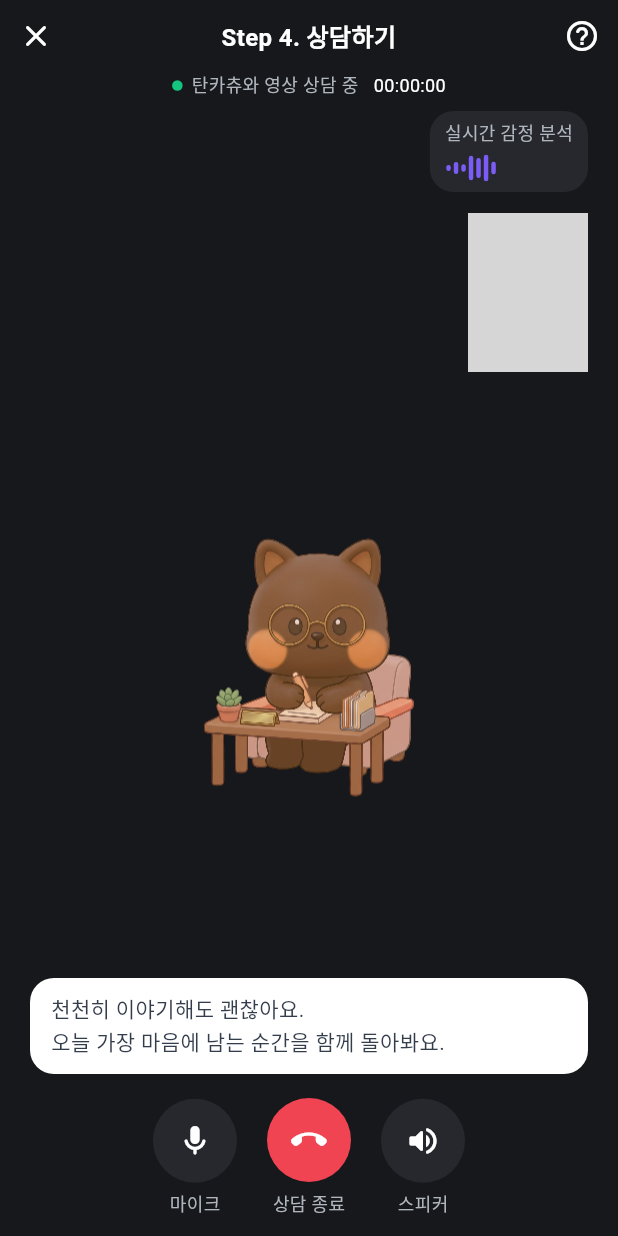
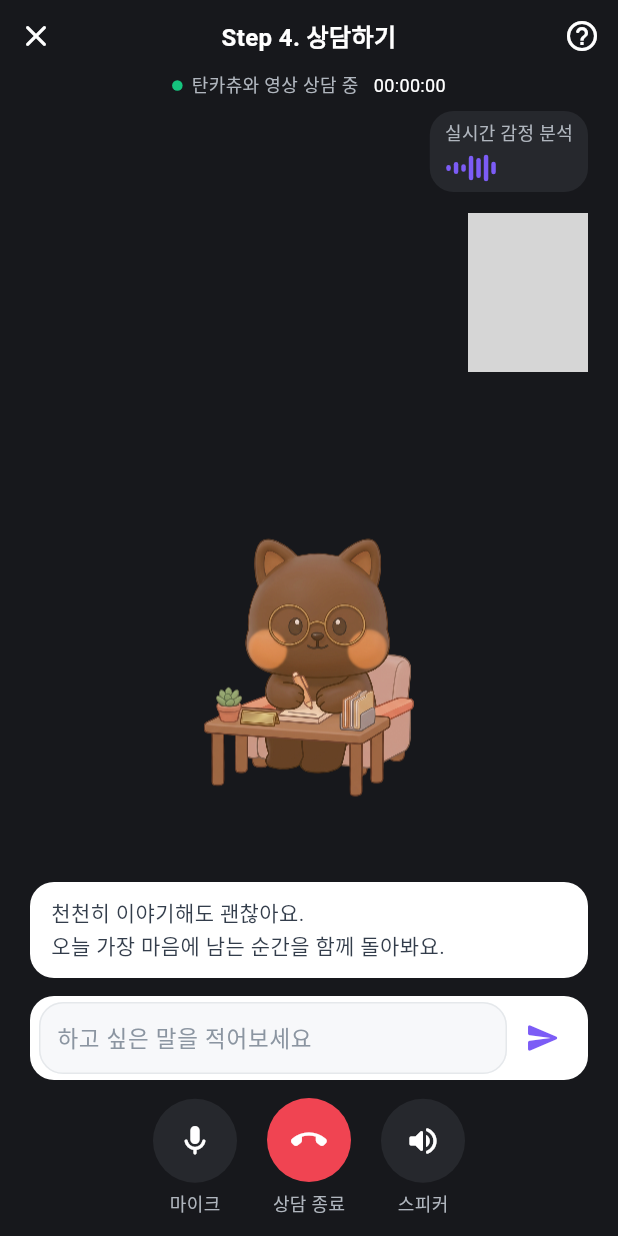
Before and after one commit to Team-SaGoMugChi/sagomugchi-frontend, a Flutter app: the DiaryStep4CounselCallScreen screen opened by its route, on a phone screen of 412 x 824 dp. Run offline on Flutter 3.47's test engine with Material 3 defaults, Android fonts, the light colour scheme and no system bars; drawn by our look-alikes of camera; our stand-ins replace cloud_firestore, dio, firebase_auth, firebase_core, flutter_riverpod, flutter_tts and 7 more; missing offline and left inert: kakao_flutter_sdk_user, record; accounts and stored records are empty; grey boxes are pictures that could not be loaded.

Commit message:
feat: Step4 상담 화면 대화 연결 (#15)

```diff
--- a/lib/features/diary/presentation/screens/diary_step4_counsel_call_screen.dart
+++ b/lib/features/diary/presentation/screens/diary_step4_counsel_call_screen.dart
@@ -1,4 +1,5 @@
 import 'package:flutter/material.dart';
+import 'package:flutter_riverpod/flutter_riverpod.dart';
 import 'package:go_router/go_router.dart';
 
 import '../../../../app/router/app_routes.dart';
@@ -11,27 +12,58 @@ import '../../../../theme/app_typography.dart';
 import '../../../../widgets/help_sheet.dart';
 import '../../../../widgets/mascot_image.dart';
 import '../../../../widgets/video_call_widgets.dart';
+import '../../application/counsel_controller.dart';
+import '../../data/models/counsel_session.dart';
 
-/// Screen 44 — Step 4. 영상통화 상담. Video-call style counseling. 상담 종료 →
-/// 리포트 생성.
-class DiaryStep4CounselCallScreen extends StatefulWidget {
+/// Screen 44 — Step 4. 영상통화 상담. 상담 종료 → 리포트 생성.
+class DiaryStep4CounselCallScreen extends ConsumerStatefulWidget {
   const DiaryStep4CounselCallScreen({super.key});
 
   @override
-  State<DiaryStep4CounselCallScreen> createState() =>
+  ConsumerState<DiaryStep4CounselCallScreen> createState() =>
       _DiaryStep4CounselCallScreenState();
 }
 
 class _DiaryStep4CounselCallScreenState
-    extends State<DiaryStep4CounselCallScreen> {
-  // 시각 상태 토글 — 실제 오디오 입출력은 Phase 5(상담봇 음성)에서 연결.
+    extends ConsumerState<DiaryStep4CounselCallScreen> {
+  // 시각 상태 토글 — 실제 오디오 입출력은 STT/TTS 연결 시 붙인다.
   bool _micMuted = false;
   bool _speakerOff = false;
 
+  // TODO(Phase 5): STT 연결 후 제거 — 지금은 키보드로 대화 왕복을 확인한다.
+  final TextEditingController _input = TextEditingController();
+
+  @override
+  void dispose() {
+    _input.dispose();
+    super.dispose();
+  }
+
+  void _send() {
+    final text = _input.text;
+    if (text.trim().isEmpty) return;
+    _input.clear();
+    ref.read(counselControllerProvider.notifier).sendTurn(text);
+  }
+
   @override
   Widget build(BuildContext context) {
+    final counsel = ref.watch(counselControllerProvider);
+
+    // 마지막 탄카츄 발화 — 아직 대화 전이면 기본 인사말.
+    final lastOddo = counsel.messages.lastWhere(
+      (m) => m.speaker == CounselSpeaker.oddo,
+      orElse: () => const CounselMessage(
+        speaker: CounselSpeaker.oddo,
+        text: DiaryFlowDummy.counselBubble,
+      ),
+    );
+    final bubbleText =
+        counsel.sending ? '잠시만요, 생각하고 있어요…' : lastOddo.text;
+
     return Scaffold(
       backgroundColor: AppColors.callBackground,
+      resizeToAvoidBottomInset: true,
       body: SafeArea(
         child: Column(
           children: [
@@ -74,27 +106,35 @@ class _DiaryStep4CounselCallScreenState
             Expanded(
               child: Stack(
                 children: [
-                  // TODO: 상담사처럼 차분하고 공감하는 큰 포즈로 교체 예정
                   const Center(
                       child: MascotImage(
                           pose: MascotPose.counselor, size: 200, onDark: true)),
-                  // Step1과 동일한 실시간 분석 인디케이터로 통일.
                   const Positioned(
                     top: 8,
                     right: AppSpacing.screenH,
                     child: CallAnalysisChip(),
                   ),
-                  // 우상단(실시간 감정 분석 칩 아래) — 자막 말풍선과 겹치지 않게.
                   const Positioned(
                       top: 76,
                       right: AppSpacing.screenH,
                       child: CallUserPreview(width: 80, height: 106)),
-                  // 컨트롤 버튼줄(아이콘 56 + 라벨 ≈ 92px) 위로 띄워 겹침 방지.
-                  const Positioned(
+                  // 말풍선 — 입력줄과 컨트롤 버튼 위로 띄운다.
+                  Positioned(
                     left: AppSpacing.screenH,
                     right: AppSpacing.screenH,
-                    bottom: 108,
-                    child: _OddoBubble(),
+                    bottom: 172,
+                    child: _OddoBubble(text: bubbleText),
+                  ),
+                  // TODO(Phase 5): STT 연결 후 이 입력줄 제거.
+                  Positioned(
+                    left: AppSpacing.screenH,
+                    right: AppSpacing.screenH,
+                    bottom: 104,
+                    child: _TempInputBar(
+                      controller: _input,
+                      sending: counsel.sending,
+                      onSend: _send,
+                    ),
                   ),
                   Positioned(
                     left: 0,
@@ -144,7 +184,9 @@ class _DiaryStep4CounselCallScreenState
 }
 
 class _OddoBubble extends StatelessWidget {
-  const _OddoBubble();
+  const _OddoBubble({required this.text});
+
+  final String text;
 
   @override
   Widget build(BuildContext context) {
@@ -154,9 +196,67 @@ class _OddoBubble extends StatelessWidget {
         color: AppColors.surface,
         borderRadius: BorderRadius.circular(AppRadius.md),
       ),
-      child: Text(DiaryFlowDummy.counselBubble,
+      child: Text(text,
           style: AppTypography.bodySecondary
               .copyWith(color: AppColors.textPrimary)),
     );
   }
 }
+
+/// STT 연결 전 임시 입력줄. 대화 왕복 확인용.
+class _TempInputBar extends StatelessWidget {
+  const _TempInputBar({
+    required this.controller,
+    required this.sending,
+    required this.onSend,
+  });
+
+  final TextEditingController controller;
+  final bool sending;
+  final VoidCallback onSend;
+
+  @override
+  Widget build(BuildContext context) {
+    return Container(
+      padding: const EdgeInsets.symmetric(horizontal: 6, vertical: 4),
+      decoration: BoxDecoration(
+        color: AppColors.surface,
+        borderRadius: BorderRadius.circular(AppRadius.md),
+      ),
+      child: Row(
+        children: [
+          Expanded(
+            child: TextField(
+              controller: controller,
+              enabled: !sending,
+              textInputAction: TextInputAction.send,
+              onSubmitted: (_) => onSend(),
+              style: AppTypography.bodySecondary
+                  .copyWith(color: AppColors.textPrimary),
+              decoration: const InputDecoration(
+                hintText: '하고 싶은 말을 적어보세요',
+                border: InputBorder.none,
+                contentPadding: EdgeInsets.symmetric(horizontal: 8),
+              ),
+            ),
+          ),
+          if (sending)
+            const Padding(
+              padding: EdgeInsets.all(10),
+              child: SizedBox(
+                width: 18,
+                height: 18,
+                child: CircularProgressIndicator(
+                    strokeWidth: 2, color: AppColors.primary),
+              ),
+            )
+          else
+            IconButton(
+              icon: const Icon(Icons.send_rounded, color: AppColors.primary),
+              onPressed: onSend,
+            ),
+        ],
+      ),
+    );
+  }
+}
```
Also changed, not shown: lib/features/diary/application/counsel_controller.dart (added, +62 -0 lines).
